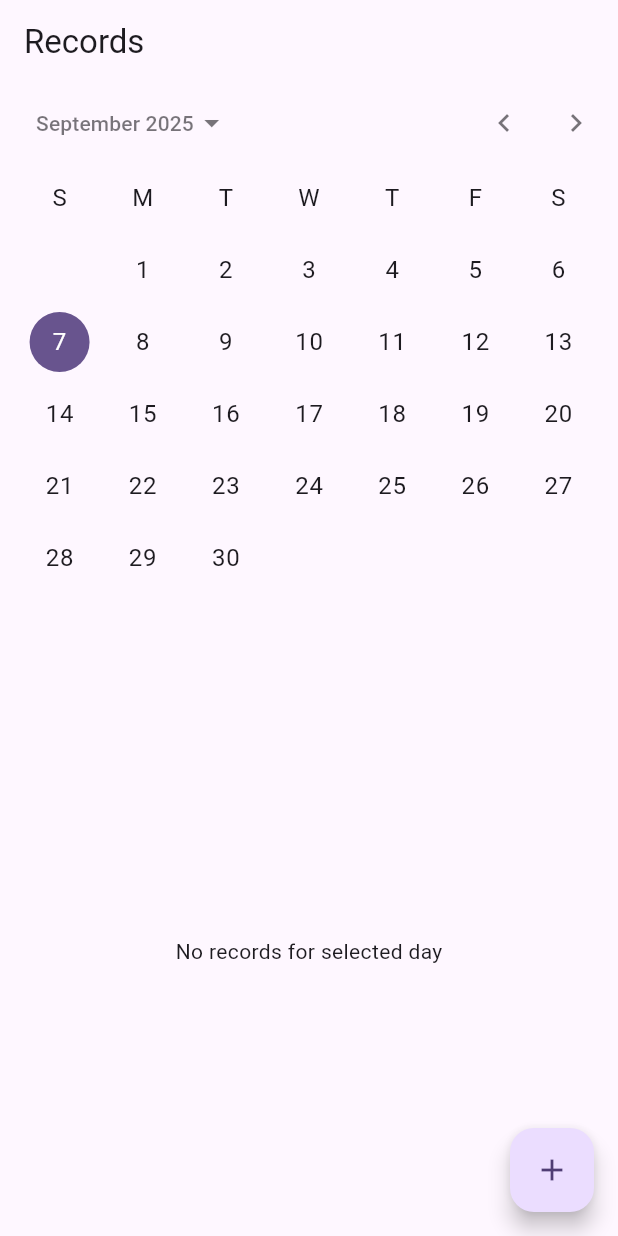
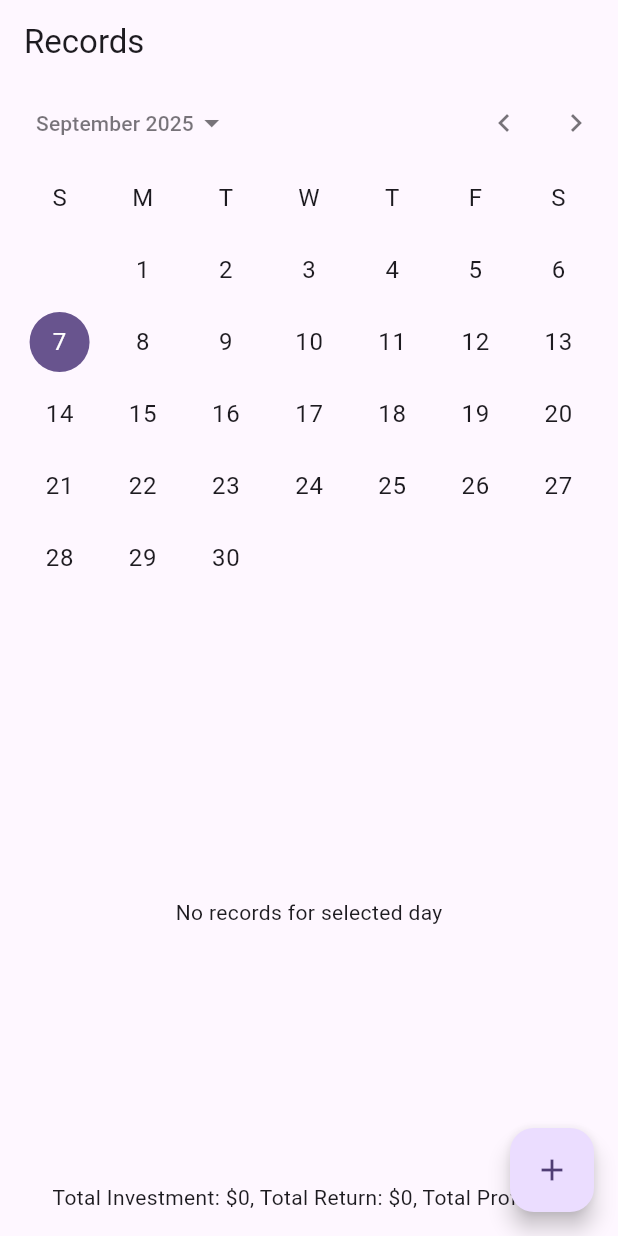
Before and after one commit to FAL-coffee/ps_log, a Flutter app: the screen it shows after launch, on a phone screen of 412 x 824 dp. Run offline on Flutter 3.47's test engine with Material 3 defaults, Android fonts, the light colour scheme and no system bars.

Commit message:
feat: show daily summary

```diff
--- a/lib/main.dart
+++ b/lib/main.dart
@@ -98,6 +98,11 @@
   Widget build(BuildContext context) {
     final dayRecords =
         _records.where((r) => _isSameDay(r.date, _selectedDate)).toList();
+    final totalInvestment =
+        dayRecords.fold<int>(0, (sum, r) => sum + r.investment);
+    final totalReturn =
+        dayRecords.fold<int>(0, (sum, r) => sum + r.returnAmount);
+    final totalProfit = totalReturn - totalInvestment;
     return Scaffold(
       appBar: AppBar(title: const Text('Records')),
       body: Column(
@@ -134,6 +139,11 @@
                     },
                   ),
           ),
+          Padding(
+            padding: const EdgeInsets.all(16),
+            child: Text(
+                'Total Investment: \$${totalInvestment}, Total Return: \$${totalReturn}, Total Profit: \$${totalProfit}'),
+          ),
         ],
       ),
       floatingActionButton: FloatingActionButton(
```
Also changed, not shown: 1 other file.
